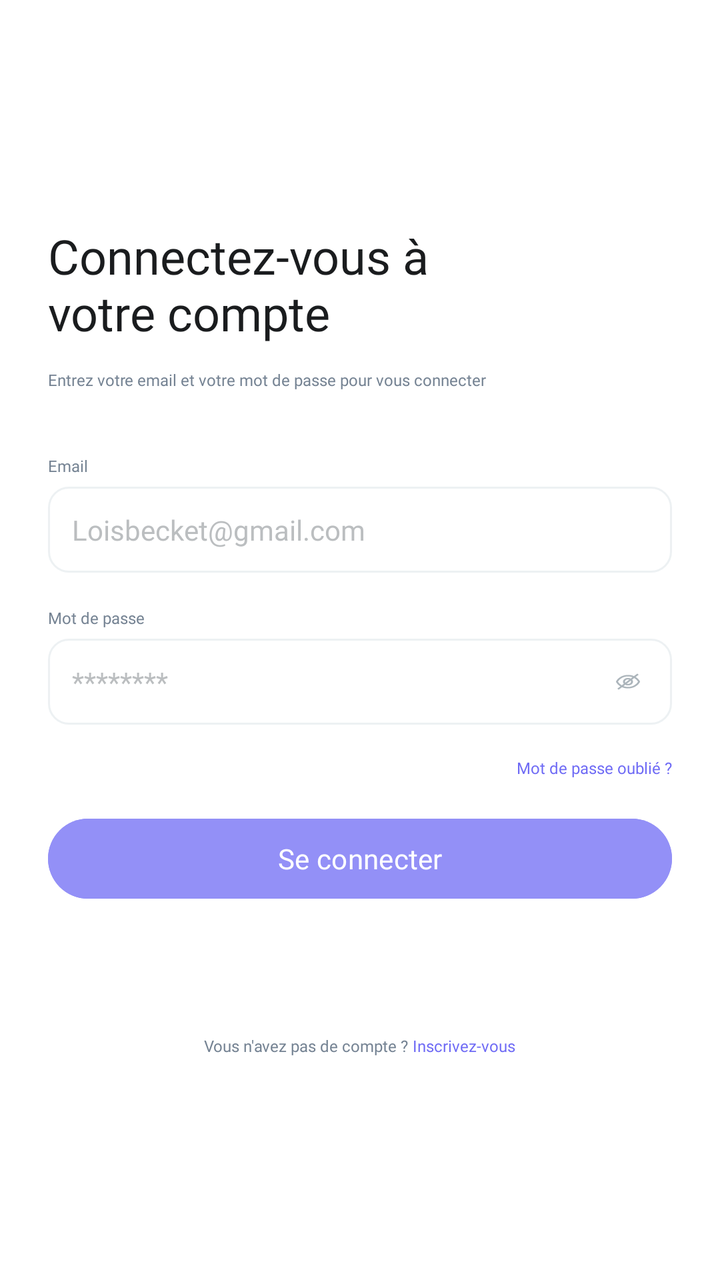
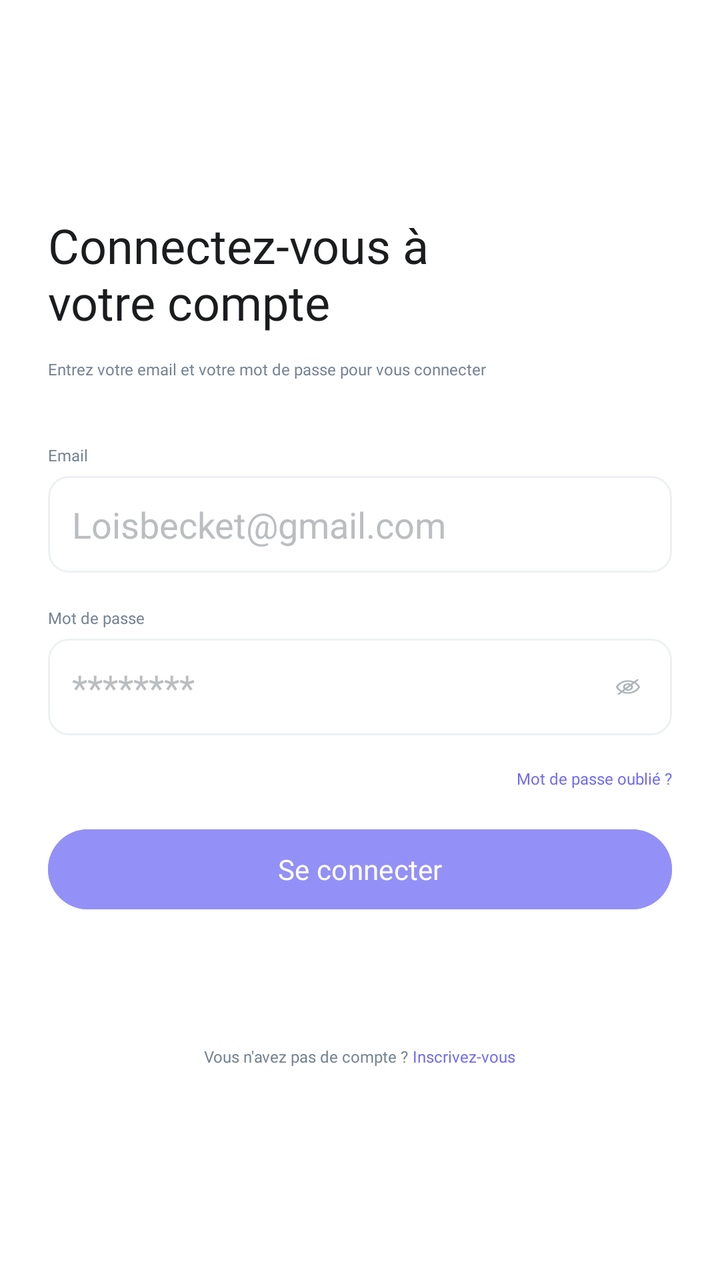

An Android layout rendered at two revisions. The XML below is the earlier revision; the diff shows what the commit changed to produce the second picture.
<!-- AndroidManifest.xml: application theme Theme.ManagePass -->
<!-- res/layout/activity_sign_in.xml -->
<?xml version="1.0" encoding="utf-8"?>
<androidx.constraintlayout.widget.ConstraintLayout xmlns:android="http://schemas.android.com/apk/res/android"
    xmlns:app="http://schemas.android.com/apk/res-auto"
    xmlns:tools="http://schemas.android.com/tools"
    android:id="@+id/main"
    android:layout_width="match_parent"
    android:layout_height="match_parent"
    tools:context=".SignInActivity" android:background="@color/white">

    <LinearLayout
        android:layout_width="match_parent"
        android:layout_height="match_parent"
        android:orientation="vertical"
        android:layout_marginLeft="24dp" android:layout_marginRight="24dp"  android:gravity="center_vertical">
        
        <TextView
            android:id="@+id/login_page_title"
            style="@style/largebold"
            android:layout_width="wrap_content"
            android:layout_height="wrap_content"
            android:maxWidth="235dp"
            android:text="@string/login_page_title" />
        
        <TextView
            android:id="@+id/login_page_sous_title"
            style="@style/xs_medium"
            android:layout_width="wrap_content"
            android:layout_height="wrap_content"
            android:layout_marginTop="12dp"
            android:text="@string/login_page_sous_title" />
        
        <TextView
            android:id="@+id/email_label"
            style="@style/xs_medium"
            android:layout_width="wrap_content"
            android:layout_height="wrap_content"
            android:layout_marginTop="32dp"
            android:layout_marginBottom="5dp"
            android:text="@string/login_page_label_email" />
        
        <EditText
            android:id="@+id/sign_in_email_input"
            android:layout_width="match_parent"
            android:layout_height="wrap_content"
            android:background="@drawable/edit_text_border"
            android:hint="@string/login_page_placeholder_email" style="@style/s_medium_grey_neutral"
            android:padding="12dp"
            android:textColorHint="@color/gray_placeholder" />
        
        <TextView
            android:id="@+id/password_label"
            style="@style/xs_medium"
            android:layout_width="wrap_content"
            android:layout_height="wrap_content"
            android:layout_marginTop="17dp"
            android:layout_marginBottom="5dp"
            android:text="@string/login_page_label_password" />
        

        <RelativeLayout
            android:layout_width="match_parent"
            android:layout_height="wrap_content"
            >
            
            <EditText
                android:id="@+id/password_input"
                android:layout_width="match_parent"
                android:layout_height="wrap_content"
                android:hint="@string/login_page_placeholder_password"
                android:padding="12dp"
                android:inputType="textPassword"
                style="@style/s_medium_grey_neutral"
                android:textColorHint="@color/gray_placeholder" android:background="@drawable/edit_text_border"  />

            
            <ImageView
                android:id="@+id/eye_icon"
                android:layout_width="24dp"
                android:layout_height="wrap_content"
                android:layout_alignParentEnd="true"
                android:layout_centerVertical="true"
                android:layout_marginEnd="10dp"
                android:src="@drawable/icon_eye_off"
                android:clickable="true"
                android:focusable="true" />
        </RelativeLayout>

        
        <TextView
            android:id="@+id/forget_text"
            style="@style/xs_Semibold"
            android:layout_width="match_parent"
            android:layout_height="wrap_content"
            android:layout_marginTop="16dp"
            android:layout_marginBottom="16dp"
            android:gravity="end"
            android:text="@string/login_forgot_password"
            android:textColor="@color/bleu_violet" android:clickable="true"
            android:focusable="true"/>
        
        <Button
            android:id="@+id/sign_in_button"
            style="@style/s_semibold_white"
            android:layout_width="match_parent"
            android:layout_height="wrap_content"
            android:layout_marginBottom="32dp"
            android:backgroundTint="@color/mauve_pastel"
            android:text="@string/login_page_button_sign_in" />
        <LinearLayout
            android:layout_width="match_parent"
            android:layout_height="wrap_content"
            android:orientation="horizontal"
            android:gravity="center"
            android:layout_marginTop="32dp">

            
            <TextView
                android:id="@+id/create_account_text"
                style="@style/xs_medium"
                android:layout_width="wrap_content"
                android:layout_height="wrap_content"
                android:text="@string/login_text_create_account"
                />

            
            <TextView
                android:id="@+id/sign_up_text"
                style="@style/xs_medium"
                android:layout_width="wrap_content"
                android:layout_height="wrap_content"
                android:text="@string/login_text_signup"
                android:layout_marginStart="2dp"
                android:textColor="@color/bleu_violet"
                android:clickable="true"
                android:focusable="true" />
        </LinearLayout>

    </LinearLayout>

</androidx.constraintlayout.widget.ConstraintLayout>
<!-- resources referenced by this layout -->
<resources>
  <color name="bleu_violet">#6F6BF5</color>
  <color name="gray_placeholder">#BBBEC0</color>
  <color name="mauve_pastel">#9390F7</color>
  <color name="white">#FFFFFFFF</color>
  <!-- drawable edit_text_border (drawable) -->
  <?xml version="1.0" encoding="utf-8"?>
  <selector xmlns:android="http://schemas.android.com/apk/res/android">
      <item>
          <shape>
              <solid android:color="#FFFFFF" />
              <stroke
                  android:width="1dp"
                  android:color="#EDF1F3" />
              <corners android:radius="10dp" />
          </shape>
      </item>
  </selector>
  <string name="login_forgot_password">Mot de passe oublié ?</string>
  <string name="login_page_button_sign_in">Se connecter</string>
  <string name="login_page_label_email">Email</string>
  <string name="login_page_label_password">Mot de passe</string>
  <string name="login_page_placeholder_email">Loisbecket@gmail.com</string>
  <string name="login_page_placeholder_password">********</string>
  <string name="login_page_sous_title">Entrez votre email et votre mot de passe pour vous connecter</string>
  <string name="login_page_title">Connectez-vous à votre compte</string>
  <string name="login_text_create_account">Vous n\'avez pas de compte ? </string>
  <string name="login_text_signup">Inscrivez-vous</string>
  <style name="largebold" parent="lexend_bold">
          <item name="android:textColor">@color/neutral</item>
          <item name="android:textSize">24dp</item>
      </style>
  <style name="s_medium_grey_neutral" parent="lexend_medium">
          <item name="android:textColor">@color/grey_neutral</item>
          <item name="hintTextColor">@color/grey_neutral</item>
          <item name="android:textSize">14dp</item>
      </style>
  <style name="s_semibold_white" parent="lexend_semibold">
          <item name="android:textColor">@color/white</item>
          <item name="android:textSize">14dp</item>
      </style>
  <style name="xs_Semibold" parent="lexend_semibold">
          <item name="android:textSize">8dp</item>
      </style>
  <style name="xs_medium" parent="lexend_medium">
          <item name="android:textColor">@color/gris_ardoise</item>
          <item name="android:textSize">8dp</item>
      </style>
  <style name="Theme.ManagePass" parent="Base.Theme.ManagePass" />
  <style name="lexend_bold">
          <item name="android:fontFamily">@font/lexendbold</item>
      </style>
  <color name="neutral">#1A1C1E</color>
  <style name="lexend_medium">
          <item name="android:fontFamily">@font/lexendmedium</item>
      </style>
  <color name="grey_neutral">#526578</color>
  <style name="lexend_semibold">
          <item name="android:fontFamily">@font/lexendsemibold</item>
      </style>
  <color name="gris_ardoise">#758393</color>
  <style name="Base.Theme.ManagePass" parent="Theme.Material3.DayNight.NoActionBar">
          
          
      </style>
  <!-- unchanged entries left out for length: 1 -->
</resources>

<!-- the commit's change to res/layout/activity_sign_in.xml (unified diff, before → after) -->
@@ -43,7 +43,7 @@
             android:layout_width="match_parent"
             android:layout_height="wrap_content"
             android:background="@drawable/edit_text_border"
-            android:hint="@string/login_page_placeholder_email" style="@style/s_medium_grey_neutral"
+            android:hint="@string/login_page_placeholder_email"
             android:padding="12dp"
             android:textColorHint="@color/gray_placeholder" />
         
@@ -69,7 +69,6 @@
                 android:hint="@string/login_page_placeholder_password"
                 android:padding="12dp"
                 android:inputType="textPassword"
-                style="@style/s_medium_grey_neutral"
                 android:textColorHint="@color/gray_placeholder" android:background="@drawable/edit_text_border"  />
 
             
<!-- resource entries referenced after the edit -->
@@ -31,11 +31,6 @@
           <item name="android:textColor">@color/neutral</item>
           <item name="android:textSize">24dp</item>
       </style>
-  <style name="s_medium_grey_neutral" parent="lexend_medium">
-          <item name="android:textColor">@color/grey_neutral</item>
-          <item name="hintTextColor">@color/grey_neutral</item>
-          <item name="android:textSize">14dp</item>
-      </style>
   <style name="s_semibold_white" parent="lexend_semibold">
           <item name="android:textColor">@color/white</item>
           <item name="android:textSize">14dp</item>
@@ -55,7 +50,6 @@
   <style name="lexend_medium">
           <item name="android:fontFamily">@font/lexendmedium</item>
       </style>
-  <color name="grey_neutral">#526578</color>
   <style name="lexend_semibold">
           <item name="android:fontFamily">@font/lexendsemibold</item>
       </style>
